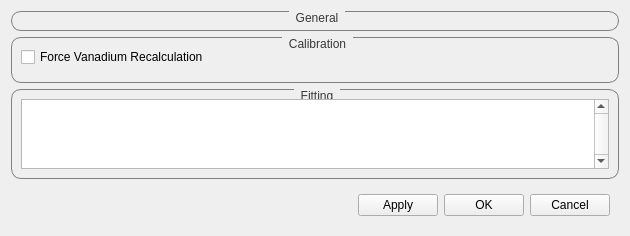
Old version of the form scripts/Engineering/gui/engineering_diffraction/settings/settings_widget.ui in the repository mantidproject/mantid.
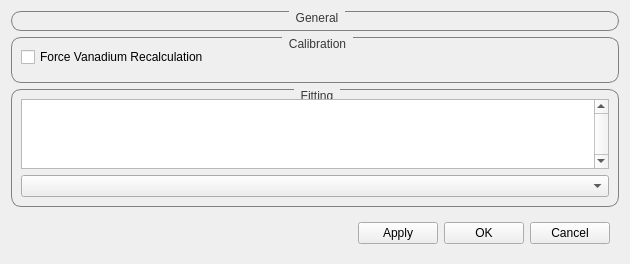
New version of the form. Custom widgets are drawn as their Qt base class.

Commit message:
Add primary log to settings
Primary log will be used to order runs to fit sequentially

The edit to the form file:
```diff
--- a/scripts/Engineering/gui/engineering_diffraction/settings/settings_widget.ui
+++ b/scripts/Engineering/gui/engineering_diffraction/settings/settings_widget.ui
@@ -72,6 +72,10 @@
         </property>
        </widget>
       </item>
+	  <item row="1" column="0">
+       <widget class="QComboBox" name="primary_log">
+       </widget>
+      </item>
      </layout>
     </widget>
    </item>
```
The commit also changes 2 other files.
